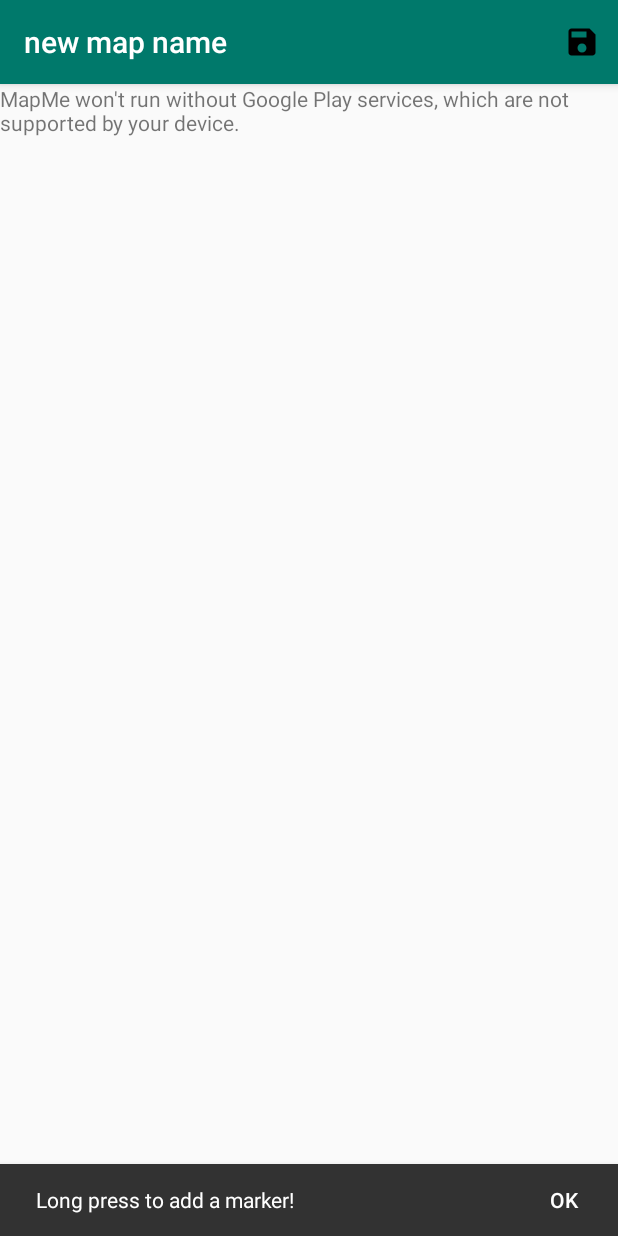
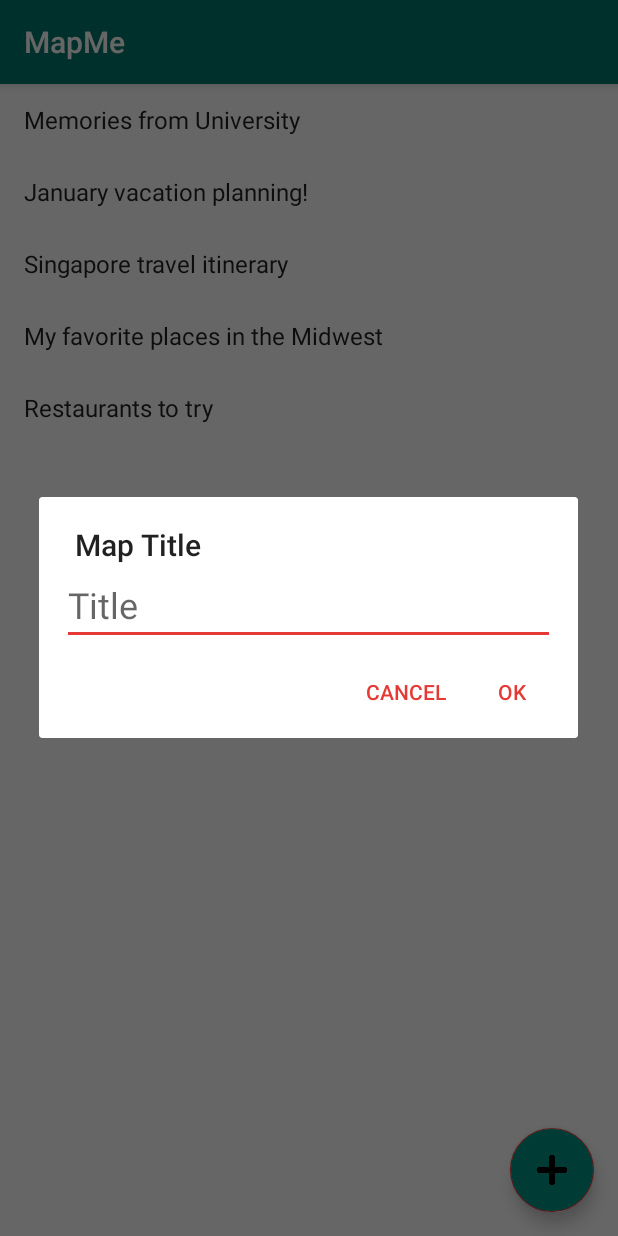
Before and after one commit to Pratishtha123/My-Maps, an Android app: the screen it shows after launch (CreateMapActivity before the commit, MainActivity after it), after a tap on an icon or button, on a phone screen of 412 x 824 dp. Run offline under Robolectric (Android 15) with nearby library versions, the phone set to English and light mode, and no system bars.

Commit message:
UI modified

```diff
--- a/app/src/main/java/com/paru/mapme/MainActivity.kt
+++ b/app/src/main/java/com/paru/mapme/MainActivity.kt
@@ -1,11 +1,18 @@
 package com.paru.mapme
 
 import android.app.Activity
+import android.content.DialogInterface
 import android.content.Intent
 import androidx.appcompat.app.AppCompatActivity
 import android.os.Bundle
 import android.util.Log
+import android.view.LayoutInflater
+import android.widget.EditText
+import android.widget.Toast
+import androidx.appcompat.app.AlertDialog
 import androidx.recyclerview.widget.LinearLayoutManager
+import com.google.android.gms.maps.model.LatLng
+import com.google.android.gms.maps.model.MarkerOptions
 import com.paru.mapme.models.Place
 import com.paru.mapme.models.UserMap
 import kotlinx.android.synthetic.main.activity_main.*
@@ -34,9 +41,33 @@ class MainActivity : AppCompatActivity() {
         })
         rvMaps.adapter=mapAdapter
         fabCreateMap.setOnClickListener{
+            showAlertDialog()
+        }
+    }
+
+    private fun showAlertDialog() {
+
+        val mapFormView= LayoutInflater.from(this).inflate(R.layout.dialog_create_map,null)
+        val dialog= AlertDialog.Builder(this)
+            .setTitle("Map Title")
+            .setView(mapFormView)
+            .setNegativeButton("Cancel", null)
+            .setPositiveButton("Ok",null)
+            .show()
+
+        dialog.getButton(DialogInterface.BUTTON_POSITIVE).setOnClickListener{
+
+            val title=mapFormView.findViewById<EditText>(R.id.etTitle).text.toString()
+            if (title.trim().isEmpty())
+            {
+                Toast.makeText(this,"Map must have a non-empty title", Toast.LENGTH_LONG).show()
+                return@setOnClickListener
+            }
+            //navigate to create map activity
             val intent=Intent(this@MainActivity,CreateMapActivity::class.java)
-            intent.putExtra(EXTRA_MAP_TITLE,"new map name")
+            intent.putExtra(EXTRA_MAP_TITLE,title)
             startActivityForResult(intent, REQUEST_CODE)
+            dialog.dismiss()
         }
     }
 
--- /dev/null
+++ b/app/src/main/res/layout/dialog_create_map.xml
@@ -0,0 +1,15 @@
+<?xml version="1.0" encoding="utf-8"?>
+<LinearLayout xmlns:android="http://schemas.android.com/apk/res/android"
+    android:orientation="vertical" android:layout_width="match_parent"
+    android:layout_height="match_parent">
+
+    <EditText
+        android:id="@+id/etTitle"
+        android:layout_width="match_parent"
+        android:layout_height="wrap_content"
+        android:hint="Title"
+        android:layout_marginHorizontal="15dp"
+        android:textSize="24sp"/>
+
+
+</LinearLayout>
```
Also changed, not shown: app/src/main/java/com/paru/mapme/CreateMapActivity.kt (+3 -9 lines).
